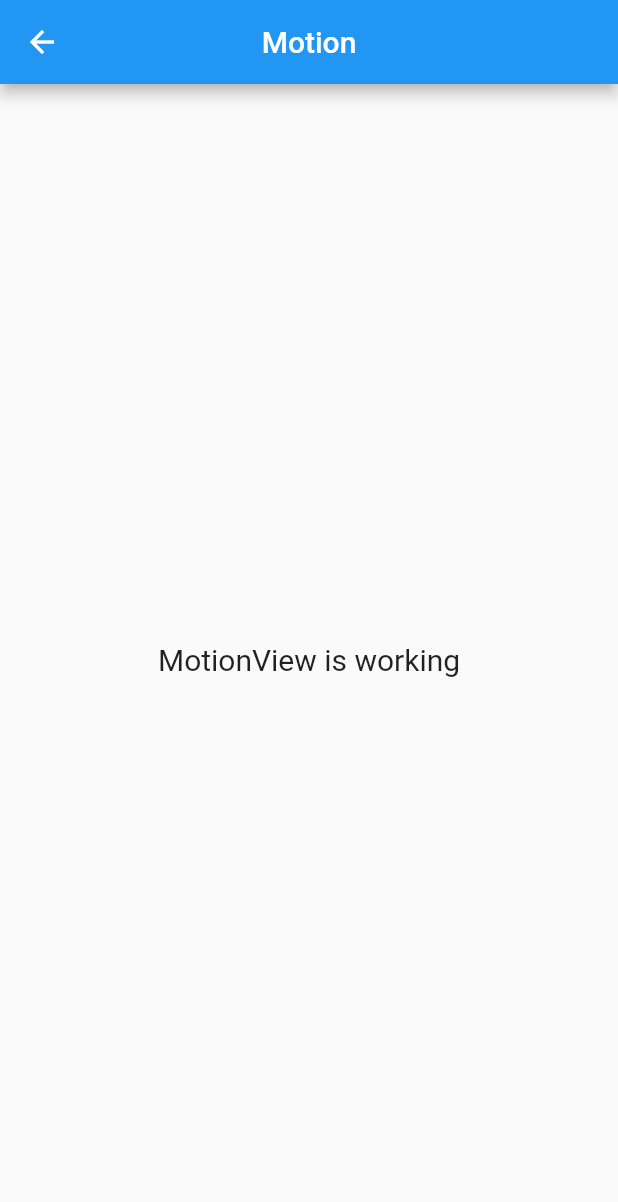
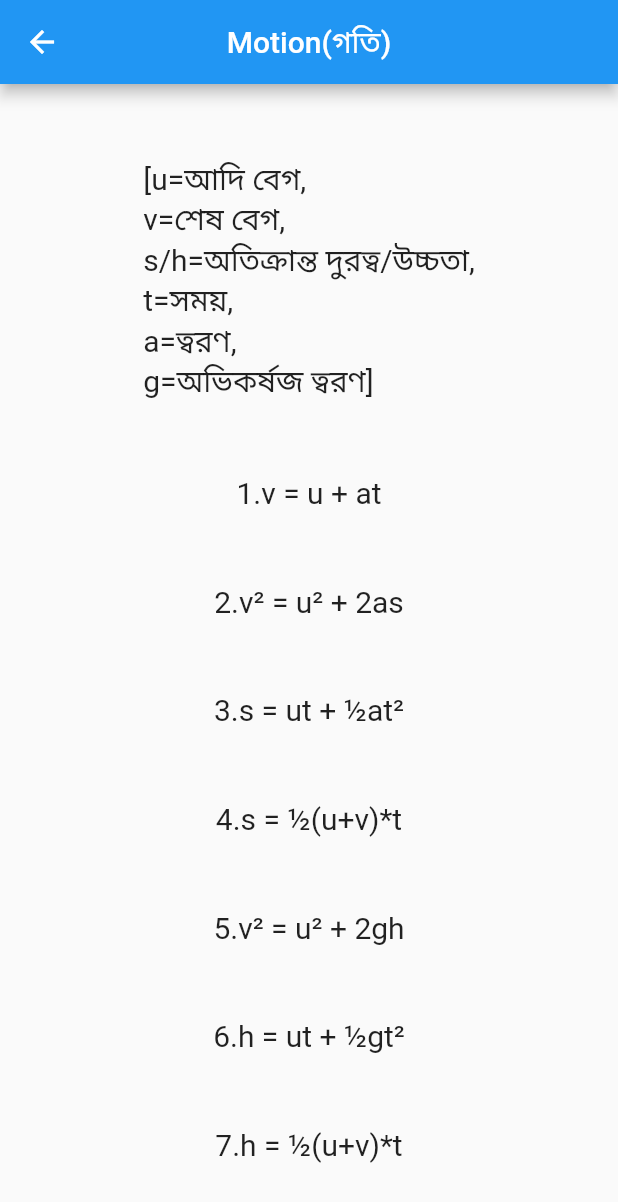
Before and after one commit to CPAD-Gazipur/Formula, a Flutter app: the MotionView screen opened by its route, on a phone screen of 412 x 824 dp. Shown: the top 1202 px of the screen. Run offline on Flutter 3.47's test engine with Material 2 defaults, Android fonts, the phone set to English and light mode, and no system bars; our stand-ins replace get.

Commit message:
Motion page edited

```diff
--- a/lib/app/modules/physics/motion/views/motion_view.dart
+++ b/lib/app/modules/physics/motion/views/motion_view.dart
@@ -9,13 +9,46 @@ class MotionView extends GetView<MotionController> {
   Widget build(BuildContext context) {
     return Scaffold(
       appBar: AppBar(
-        title: Text('Motion'),
+        title: Text('Motion(গতি)'),
         centerTitle: true,
       ),
       body: Center(
-        child: Text(
-          'MotionView is working',
-          style: TextStyle(fontSize: 20),
+        child: Column(
+          mainAxisAlignment: MainAxisAlignment.spaceEvenly,
+          children: [
+            Text(
+              "[u=আদি বেগ,\nv=শেষ বেগ,\ns/h=অতিক্রান্ত দুরত্ব/উচ্চতা,\nt=সময়,\na=ত্বরণ,\ng=অভিকর্ষজ ত্বরণ]",
+              style: TextStyle(fontSize: 20),
+            ),
+            Text(
+              '1.v = u + at',
+              style: TextStyle(fontSize: 20),
+            ),
+            Text(
+              '2.v² = u² + 2as',
+              style: TextStyle(fontSize: 20),
+            ),
+            Text(
+              "3.s = ut + ½at²",
+              style: TextStyle(fontSize: 20),
+            ),
+            Text(
+              "4.s = ½(u+v)*t",
+              style: TextStyle(fontSize: 20),
+            ),
+            Text(
+              "5.v² = u² + 2gh",
+              style: TextStyle(fontSize: 20),
+            ),
+            Text(
+              "6.h = ut + ½gt²",
+              style: TextStyle(fontSize: 20),
+            ),
+            Text(
+              "7.h = ½(u+v)*t",
+              style: TextStyle(fontSize: 20),
+            ),
+          ],
         ),
       ),
     );
```
